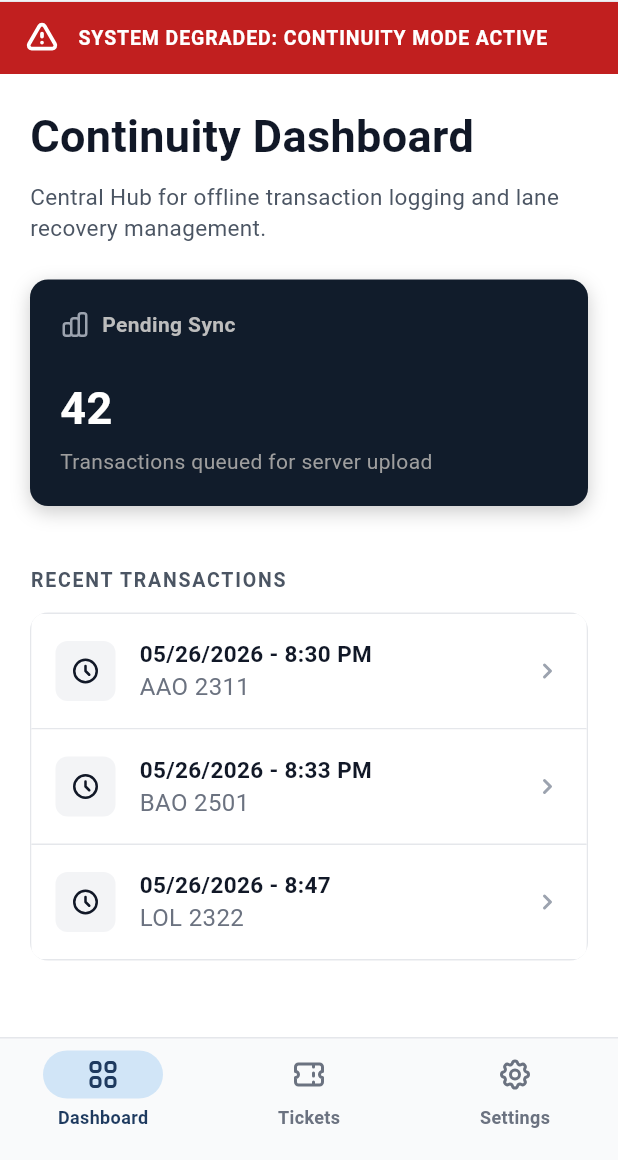
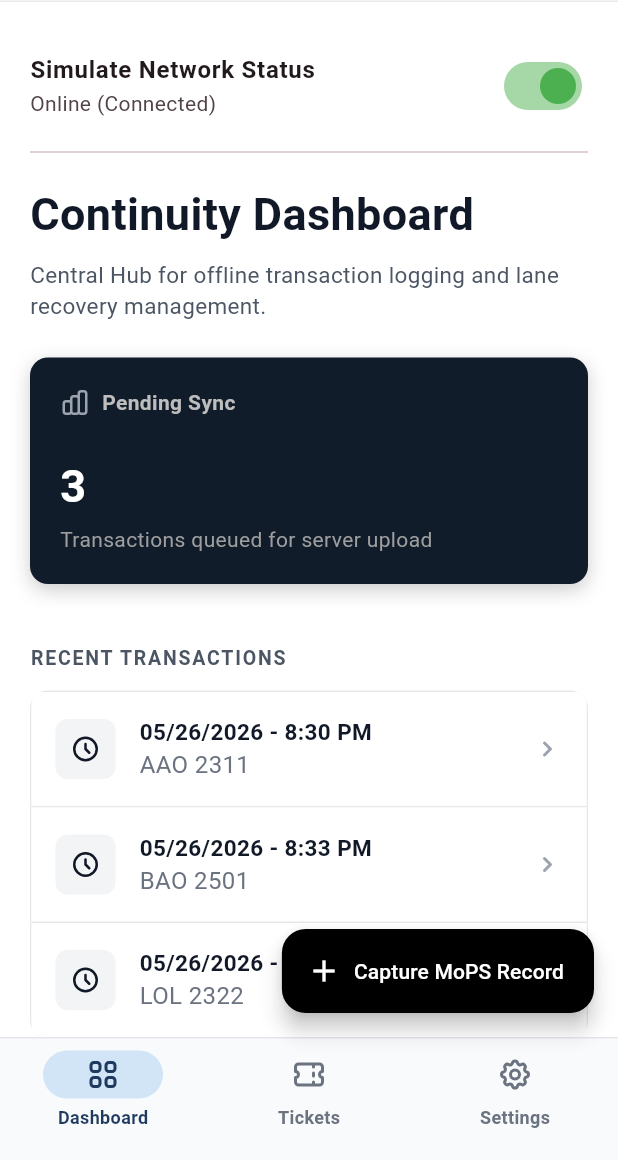
Before and after one commit to ralph-galang/CSSWENG-ExitPass-APS, a Flutter app: the DashboardScreen screen opened by its route, on a phone screen of 412 x 824 dp, the part 76-1236 px from its top. Run offline on Flutter 3.47's test engine with Material 3 defaults, Android fonts, the phone set to English and light mode, and no system bars; our stand-ins replace flutter_svg.

Commit message:
updated dashboard_screen

```diff
--- a/lib/screens/dashboard_screen.dart
+++ b/lib/screens/dashboard_screen.dart
@@ -4,9 +4,17 @@ import '../widgets/app_header.dart';
 import '../widgets/app_icons.dart';
 import '../widgets/bottom_nav_bar.dart';
 import '../widgets/transaction_list_item.dart';
+import '../services/mock_api_service.dart';
 
-class DashboardScreen extends StatelessWidget {
+class DashboardScreen extends StatefulWidget {
   const DashboardScreen({super.key});
+
+  @override
+  State<DashboardScreen> createState() => _DashboardScreenState();
+}
+
+class _DashboardScreenState extends State<DashboardScreen> {
+  final _apiService = MockApiService();
 
   static const _transactions = [
     {'dateTime': '05/26/2026 - 8:30 PM', 'plate': 'AAO 2311'},
@@ -17,7 +25,7 @@ class DashboardScreen extends StatelessWidget {
   void _onNavTap(BuildContext context, int index) {
     switch (index) {
       case 0:
-        break; // already here
+        break;
       case 1:
         Navigator.pushReplacementNamed(context, '/tickets');
         break;
@@ -25,6 +33,12 @@ class DashboardScreen extends StatelessWidget {
         Navigator.pushReplacementNamed(context, '/settings');
         break;
     }
+  }
+
+  // Function to simulate capturing a transaction offline
+  void _simulateCapture() async {
+    await _apiService.submitMockTransaction();
+    setState(() {}); // Refresh UI to show increased queue number
   }
 
   @override
@@ -36,13 +50,24 @@ class DashboardScreen extends StatelessWidget {
         currentIndex: 0,
         onTap: (i) => _onNavTap(context, i),
       ),
+
+      // Updated for a floating action button for your demo to trigger mock transactions
+      floatingActionButton: FloatingActionButton.extended(
+        onPressed: _simulateCapture,
+        backgroundColor: AppColors.black,
+        icon: const Icon(Icons.add, color: Colors.white),
+        label: const Text("Capture MoPS Record", style: TextStyle(color: Colors.white)),
+      ),
+
       body: SafeArea(
         top: false,
         child: SingleChildScrollView(
           child: Column(
             crossAxisAlignment: CrossAxisAlignment.stretch,
             children: [
-              // ---------- Alert Banner ----------
+
+              // The red banner now dynamically shows/hides based on mock network status
+              if (!_apiService.isOnline)
                 Container(
                   color: AppColors.alertRed,
                   padding: const EdgeInsets.symmetric(vertical: 12, horizontal: 16),
@@ -70,6 +95,23 @@ class DashboardScreen extends StatelessWidget {
                 child: Column(
                   crossAxisAlignment: CrossAxisAlignment.stretch,
                   children: [
+
+                    // Toggle switch to let you easily show online vs offline mode in your demo
+                    SwitchListTile(
+                      title: const Text('Simulate Network Status', style: TextStyle(fontWeight: FontWeight.bold)),
+                      subtitle: Text(_apiService.isOnline ? 'Online (Connected)' : 'Offline (Disconnected)'),
+                      value: _apiService.isOnline,
+                      onChanged: (val) {
+                        setState(() {
+                          _apiService.isOnline = val;
+                        });
+                      },
+                      contentPadding: EdgeInsets.zero,
+                      activeColor: Colors.green,
+                    ),
+                    const Divider(),
+                    const SizedBox(height: 12),
+
                     // ---------- Title ----------
                     const Text(
                       'Continuity Dashboard',
@@ -81,8 +123,7 @@ class DashboardScreen extends StatelessWidget {
                     ),
                     const SizedBox(height: 8),
                     const Text(
-                      'Central Hub for offline transaction logging and lane '
-                      'recovery management.',
+                      'Central Hub for offline transaction logging and lane recovery management.',
                       style: TextStyle(
                         fontSize: 15,
                         color: AppColors.gray600,
@@ -123,9 +164,10 @@ class DashboardScreen extends StatelessWidget {
                             ],
                           ),
                           const SizedBox(height: 24),
-                          const Text(
-                            '42',
-                            style: TextStyle(
+                          Text(
+                            // [NEW] Replaced hardcoded "42" with dynamic counter
+                            '${_apiService.unsyncedRecords}',
+                            style: const TextStyle(
                               color: AppColors.white,
                               fontSize: 30,
                               fontWeight: FontWeight.bold,
```
Lines whose indentation alone changed are shown as unchanged.
